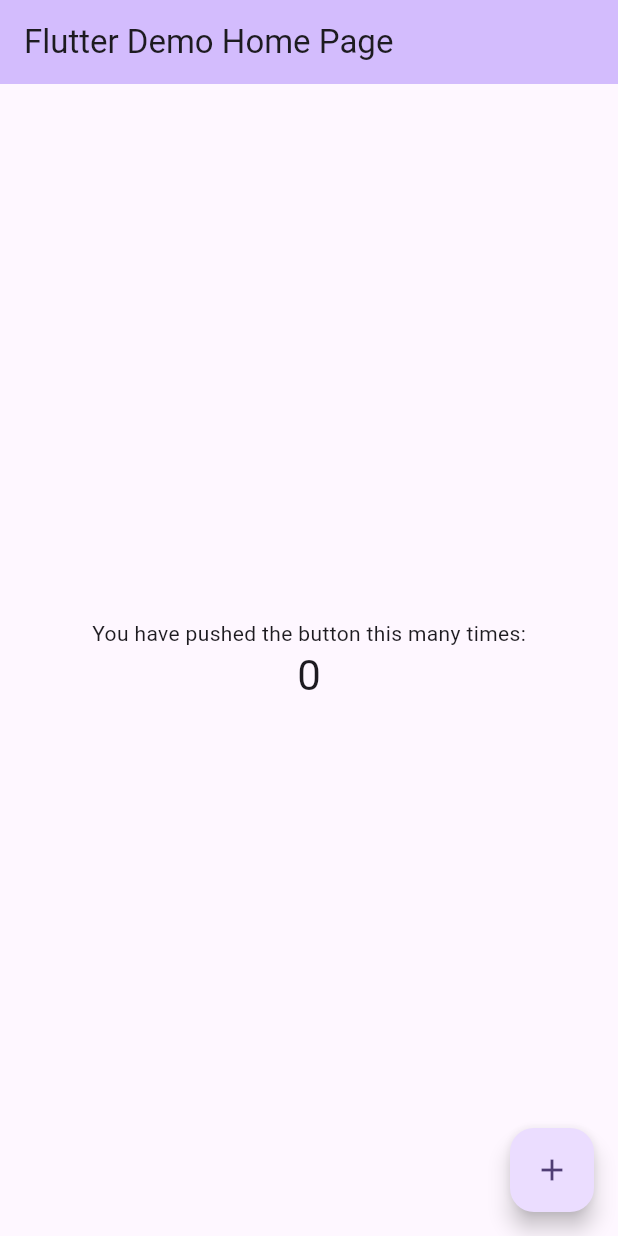
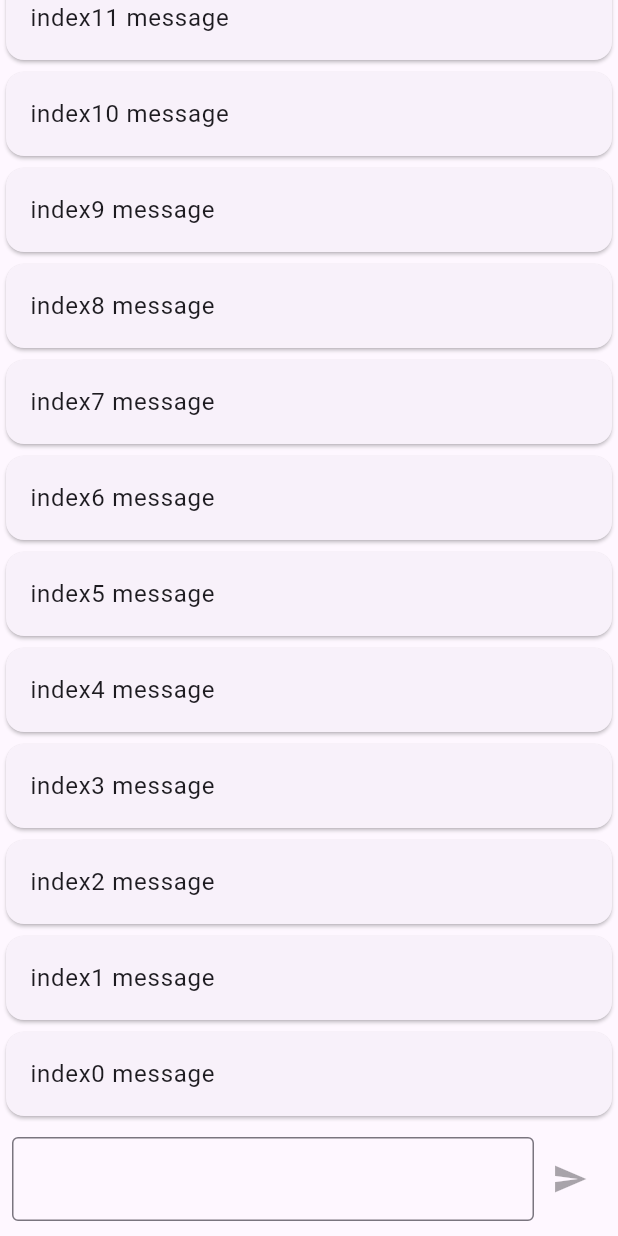
Before and after one commit to willmarple/top-gun-chat, a Flutter app: the screen it shows after launch, on a phone screen of 412 x 824 dp. Run offline on Flutter 3.47's test engine with Material 3 defaults, Android fonts, the phone set to English and light mode, and no system bars.

Commit message:
end point for part 1 of the series

```diff
--- a/lib/main.dart
+++ b/lib/main.dart
@@ -1,125 +1,6 @@
 import 'package:flutter/material.dart';
+import 'package:myapp/presentation/app/view/app.dart';
 
 void main() {
-  runApp(const MyApp());
+  runApp(const App());
 }
-
-class MyApp extends StatelessWidget {
-  const MyApp({super.key});
-
-  // This widget is the root of your application.
-  @override
-  Widget build(BuildContext context) {
-    return MaterialApp(
-      title: 'Flutter Demo',
-      theme: ThemeData(
-        // This is the theme of your application.
-        //
-        // TRY THIS: Try running your application with "flutter run". You'll see
-        // the application has a purple toolbar. Then, without quitting the app,
-        // try changing the seedColor in the colorScheme below to Colors.green
-        // and then invoke "hot reload" (save your changes or press the "hot
-        // reload" button in a Flutter-supported IDE, or press "r" if you used
-        // the command line to start the app).
-        //
-        // Notice that the counter didn't reset back to zero; the application
-        // state is not lost during the reload. To reset the state, use hot
-        // restart instead.
-        //
-        // This works for code too, not just values: Most code changes can be
-        // tested with just a hot reload.
-        colorScheme: ColorScheme.fromSeed(seedColor: Colors.deepPurple),
-        useMaterial3: true,
-      ),
-      home: const MyHomePage(title: 'Flutter Demo Home Page'),
-    );
-  }
-}
-
-class MyHomePage extends StatefulWidget {
-  const MyHomePage({super.key, required this.title});
-
-  // This widget is the home page of your application. It is stateful, meaning
-  // that it has a State object (defined below) that contains fields that affect
-  // how it looks.
-
-  // This class is the configuration for the state. It holds the values (in this
-  // case the title) provided by the parent (in this case the App widget) and
-  // used by the build method of the State. Fields in a Widget subclass are
-  // always marked "final".
-
-  final String title;
-
-  @override
-  State<MyHomePage> createState() => _MyHomePageState();
-}
-
-class _MyHomePageState extends State<MyHomePage> {
-  int _counter = 0;
-
-  void _incrementCounter() {
-    setState(() {
-      // This call to setState tells the Flutter framework that something has
-      // changed in this State, which causes it to rerun the build method below
-      // so that the display can reflect the updated values. If we changed
-      // _counter without calling setState(), then the build method would not be
-      // called again, and so nothing would appear to happen.
-      _counter++;
-    });
-  }
-
-  @override
-  Widget build(BuildContext context) {
-    // This method is rerun every time setState is called, for instance as done
-    // by the _incrementCounter method above.
-    //
-    // The Flutter framework has been optimized to make rerunning build methods
-    // fast, so that you can just rebuild anything that needs updating rather
-    // than having to individually change instances of widgets.
-    return Scaffold(
-      appBar: AppBar(
-        // TRY THIS: Try changing the color here to a specific color (to
-        // Colors.amber, perhaps?) and trigger a hot reload to see the AppBar
-        // change color while the other colors stay the same.
-        backgroundColor: Theme.of(context).colorScheme.inversePrimary,
-        // Here we take the value from the MyHomePage object that was created by
-        // the App.build method, and use it to set our appbar title.
-        title: Text(widget.title),
-      ),
-      body: Center(
-        // Center is a layout widget. It takes a single child and positions it
-        // in the middle of the parent.
-        child: Column(
-          // Column is also a layout widget. It takes a list of children and
-          // arranges them vertically. By default, it sizes itself to fit its
-          // children horizontally, and tries to be as tall as its parent.
-          //
-          // Column has various properties to control how it sizes itself and
-          // how it positions its children. Here we use mainAxisAlignment to
-          // center the children vertically; the main axis here is the vertical
-          // axis because Columns are vertical (the cross axis would be
-          // horizontal).
-          //
-          // TRY THIS: Invoke "debug painting" (choose the "Toggle Debug Paint"
-          // action in the IDE, or press "p" in the console), to see the
-          // wireframe for each widget.
-          mainAxisAlignment: MainAxisAlignment.center,
-          children: <Widget>[
-            const Text(
-              'You have pushed the button this many times:',
-            ),
-            Text(
-              '$_counter',
-              style: Theme.of(context).textTheme.headlineMedium,
-            ),
-          ],
-        ),
-      ),
-      floatingActionButton: FloatingActionButton(
-        onPressed: _incrementCounter,
-        tooltip: 'Increment',
-        child: const Icon(Icons.add),
-      ), // This trailing comma makes auto-formatting nicer for build methods.
-    );
-  }
-}
--- /dev/null
+++ b/lib/presentation/app/view/app.dart
@@ -0,0 +1,19 @@
+import 'package:flutter/material.dart';
+import 'package:myapp/presentation/pages/chat/view/chat_page.dart';
+
+class App extends StatelessWidget {
+// Suggested code may be subject to a license. Learn more: ~LicenseLog:3344835302.
+// Suggested code may be subject to a license. Learn more: ~LicenseLog:2542795590.
+  const App({super.key});
+
+  @override
+  Widget build(BuildContext context) {
+// Suggested code may be subject to a license. Learn more: ~LicenseLog:4079215307.
+    return MaterialApp(
+        title: 'Flutter Demo',
+        theme: ThemeData(
+          colorScheme: ColorScheme.fromSeed(seedColor: Colors.deepPurple),
+          useMaterial3: true,
+        ), home: const ChatPage());
+  }
+}
--- /dev/null
+++ b/lib/presentation/pages/chat/view/chat_page.dart
@@ -0,0 +1,15 @@
+import 'package:flutter/material.dart';
+import 'package:myapp/presentation/pages/chat/widgets/chat_bar.dart';
+import 'package:myapp/presentation/pages/chat/widgets/chat_list.dart';
+
+class ChatPage extends StatelessWidget {
+// Suggested code may be subject to a license. Learn more: ~LicenseLog:3397762554.
+  const ChatPage({super.key});
+
+  @override
+  Widget build(BuildContext context) {
+    return const Scaffold(
+      body: ChatList(),
+    bottomNavigationBar: ChatBar(),);
+  }
+}
--- /dev/null
+++ b/lib/presentation/pages/chat/widgets/chat_bar.dart
@@ -0,0 +1,23 @@
+import 'package:flutter/material.dart';
+
+class ChatBar extends StatelessWidget {
+  const ChatBar({super.key});
+
+  @override
+  Widget build(BuildContext context) {
+    return const Padding(
+      padding: EdgeInsets.all(8.0),
+      child: SizedBox(
+          height: 60,
+          child: Row(
+            children: [
+              Expanded(
+                child: TextField(
+                    decoration: InputDecoration(border: OutlineInputBorder())),
+              ),
+              IconButton(onPressed: null, icon: Icon(Icons.send))
+            ],
+          )),
+    );
+  }
+}
--- /dev/null
+++ b/lib/presentation/pages/chat/widgets/chat_list.dart
@@ -0,0 +1,20 @@
+import 'package:flutter/material.dart';
+import 'package:myapp/presentation/pages/chat/widgets/chat_message.dart';
+
+class ChatList extends StatelessWidget {
+// Suggested code may be subject to a license. Learn more: ~LicenseLog:3810462374.
+// Suggested code may be subject to a license. Learn more: ~LicenseLog:3789716242.
+  const ChatList({super.key});
+
+  @override
+  Widget build(BuildContext context) {
+// Suggested code may be subject to a license. Learn more: ~LicenseLog:653273526.
+    return ListView.builder(
+      itemBuilder: (context, index) {
+        return ChatMessage(message: 'index$index message');
+      },
+      itemCount: 100,
+      reverse: true,
+    );
+  }
+}
--- /dev/null
+++ b/lib/presentation/pages/chat/widgets/chat_message.dart
@@ -0,0 +1,16 @@
+import 'package:flutter/material.dart';
+
+class ChatMessage extends StatelessWidget {
+  const ChatMessage({required this.message, super.key});
+  final String message;
+
+  @override
+  Widget build(BuildContext context) {
+
+    return Card(
+      child: ListTile(
+        title: Text(message),
+      ),
+    );
+  }
+}
```
